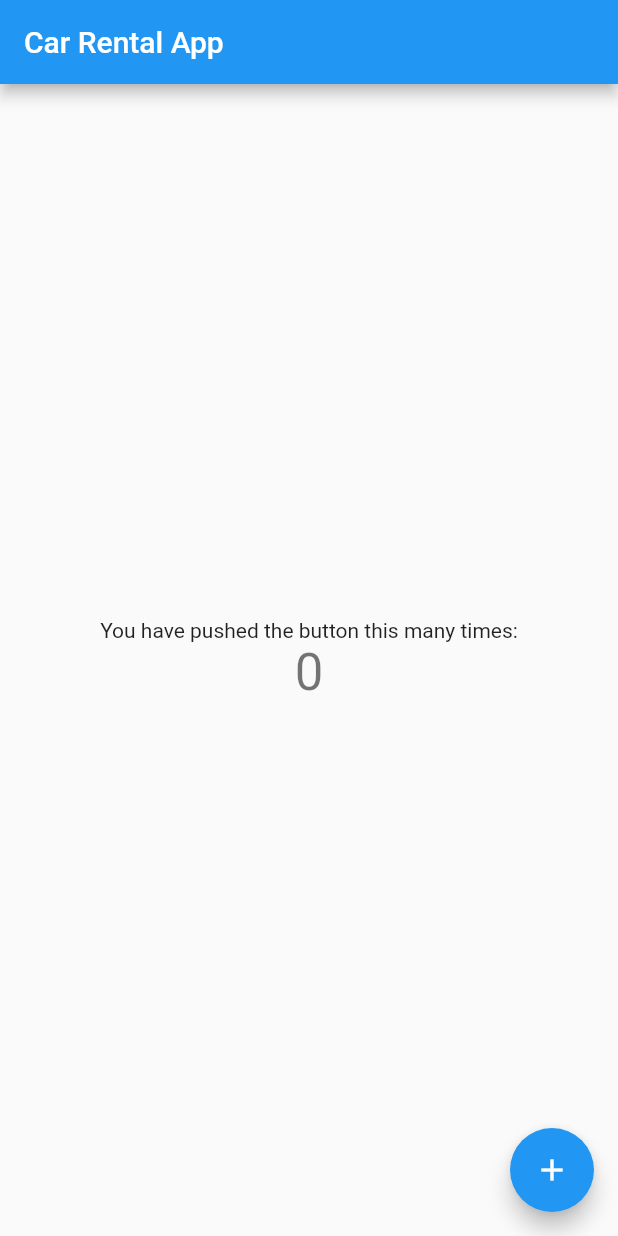
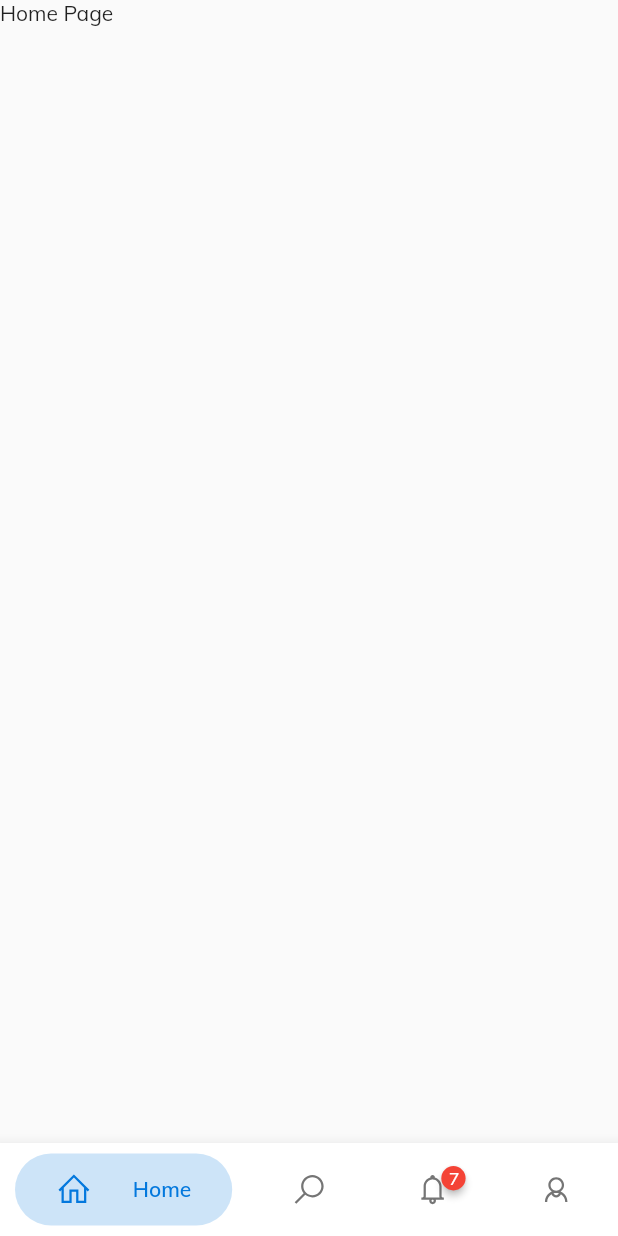
Before and after one commit to P-Jag/CarRentalApp, a Flutter app: the screen it shows after launch, on a phone screen of 412 x 824 dp. Run offline on Flutter 3.47's test engine with Material 2 defaults, Android fonts, the phone set to English and light mode, and no system bars; drawn by our look-alikes of badges, bubble_bottom_bar; our stand-ins replace get, google_fonts, line_icons.

Commit message:
getX setup

```diff
--- /dev/null
+++ b/lib/core.dart
@@ -0,0 +1,5 @@
+export 'models/xcore.dart';
+export 'screens/xcore.dart';
+export 'shared/xcore.dart';
+export 'services/xcore.dart';
+export 'routes/app_screens.dart';
--- a/lib/main.dart
+++ b/lib/main.dart
@@ -1,66 +1,29 @@
 import 'package:flutter/material.dart';
+import 'package:get/get.dart';
+import 'package:google_fonts/google_fonts.dart';
 
-void main() {
-  runApp(MyApp());
-}
+import 'core.dart';
+
+void main() => runApp(MyApp());
 
 class MyApp extends StatelessWidget {
   @override
   Widget build(BuildContext context) {
-    return MaterialApp(
+    return GetMaterialApp(
       title: 'Car Rental App',
       theme: ThemeData(
         primarySwatch: Colors.blue,
         visualDensity: VisualDensity.adaptivePlatformDensity,
+        textTheme: GoogleFonts.muliTextTheme(),
       ),
-      home: MyHomePage(title: 'Car Rental App'),
+      debugShowCheckedModeBanner: false,
+      defaultTransition: Transition.cupertino,
+      opaqueRoute: Get.isOpaqueRouteDefault,
+      popGesture: Get.isPopGestureEnable,
+      transitionDuration: Duration(microseconds: 200),
+      initialBinding: MainBinding(),
+      initialRoute: AppScreens.INITIAL,
+      getPages: AppScreens.routes,
     );
   }
 }
-
-class MyHomePage extends StatefulWidget {
-  MyHomePage({Key key, this.title}) : super(key: key);
-
-  final String title;
-
-  @override
-  _MyHomePageState createState() => _MyHomePageState();
-}
-
-class _MyHomePageState extends State<MyHomePage> {
-  int _counter = 0;
-
-  void _incrementCounter() {
-    setState(() {
-      _counter++;
-    });
-  }
-
-  @override
-  Widget build(BuildContext context) {
-    return Scaffold(
-      appBar: AppBar(
-        title: Text(widget.title),
-      ),
-      body: Center(
-        child: Column(
-          mainAxisAlignment: MainAxisAlignment.center,
-          children: <Widget>[
-            Text(
-              'You have pushed the button this many times:',
-            ),
-            Text(
-              '$_counter',
-              style: Theme.of(context).textTheme.headline4,
-            ),
-          ],
-        ),
-      ),
-      floatingActionButton: FloatingActionButton(
-        onPressed: _incrementCounter,
-        tooltip: 'Increment',
-        child: Icon(Icons.add),
-      ),
-    );
-  }
-}
--- /dev/null
+++ b/lib/routes/app_routes.dart
@@ -0,0 +1,7 @@
+part of 'app_screens.dart';
+
+abstract class Routes {
+  static const HOME = '/';
+  static const AVAILABLE_CARS = '/available';
+  static const BOOK_CAR = '/book';
+}
--- /dev/null
+++ b/lib/routes/app_screens.dart
@@ -0,0 +1,16 @@
+import 'package:get/get.dart';
+import '../core.dart';
+
+part 'app_routes.dart';
+
+class AppScreens {
+  static const INITIAL = Routes.HOME;
+
+  static final routes = [
+    GetPage(
+      name: Routes.HOME,
+      page: () => MainView(),
+      binding: MainBinding(),
+    ),
+  ];
+}
--- /dev/null
+++ b/lib/screens/home/home_view.dart
@@ -0,0 +1,12 @@
+import 'package:flutter/material.dart';
+
+class HomeView extends StatelessWidget {
+  const HomeView({Key key}) : super(key: key);
+
+  @override
+  Widget build(BuildContext context) {
+    return Container(
+      child: Text('Home Page'),
+    );
+  }
+}
--- /dev/null
+++ b/lib/screens/main_binding.dart
@@ -0,0 +1,9 @@
+import 'package:get/get.dart';
+import '../core.dart';
+
+class MainBinding extends Bindings {
+  @override
+  void dependencies() {
+    Get.put<MainController>(MainController());
+  }
+}
--- /dev/null
+++ b/lib/screens/main_view.dart
@@ -0,0 +1,87 @@
+import 'package:badges/badges.dart';
+import 'package:bubble_bottom_bar/bubble_bottom_bar.dart';
+import 'package:flutter/material.dart';
+import 'package:get/get.dart';
+import 'package:line_icons/line_icons.dart';
+import '../core.dart';
+
+class MainView extends GetView<MainController> {
+  const MainView({Key key}) : super(key: key);
+
+  @override
+  Widget build(BuildContext context) {
+    return Scaffold(
+      body: PageView(
+        controller: controller.pageController,
+        physics: NeverScrollableScrollPhysics(),
+        children: [HomeView()],
+      ),
+      bottomNavigationBar: ValueBuilder<int>(
+        initialValue: 0,
+        builder: (value, updateFn) => Container(
+          color: Colors.grey[200],
+          child: BubbleBottomBar(
+            opacity: 0.2,
+            currentIndex: value,
+            onTap: (tab) {
+              controller.pageController.animateToPage(
+                tab,
+                duration: controller.animationDuration,
+                curve: Curves.ease,
+              );
+              updateFn(tab);
+            },
+            borderRadius: BorderRadius.vertical(top: Radius.circular(20.0)),
+            elevation: 8.0,
+            hasInk: true,
+            items: <BubbleBottomBarItem>[
+              BubbleBottomBarItem(
+                  backgroundColor: kPrimaryColor,
+                  icon: Icon(
+                    LineIcons.home,
+                    color: Colors.black54,
+                  ),
+                  activeIcon: Icon(LineIcons.home),
+                  title: Text('Home')),
+              BubbleBottomBarItem(
+                  backgroundColor: kPrimaryColor,
+                  icon: Icon(
+                    LineIcons.search,
+                    color: Colors.black54,
+                  ),
+                  activeIcon: Icon(LineIcons.search),
+                  title: Text('Search')),
+              BubbleBottomBarItem(
+                backgroundColor: kPrimaryColor,
+                icon: Badge(
+                  padding: EdgeInsets.only(
+                      top: 5.0, bottom: 5.0, left: 5.0, right: 4.0),
+                  animationType: BadgeAnimationType.scale,
+                  animationDuration: Duration(milliseconds: 200),
+                  badgeContent: Text(
+                    '7',
+                    style: TextStyle(fontSize: 12.0, color: Colors.white),
+                  ),
+                  child: Icon(
+                    LineIcons.bell,
+                    color: Colors.black54,
+                  ),
+                ),
+                activeIcon: Icon(LineIcons.bell),
+                title: Text('Notifications'),
+              ),
+              BubbleBottomBarItem(
+                  backgroundColor: kPrimaryColor,
+                  icon: Icon(
+                    LineIcons.userAlt,
+                    color: Colors.black54,
+                  ),
+                  activeIcon: Icon(LineIcons.user),
+                  title: Text('Profile')),
+            ],
+          ),
+        ),
+      ),
+    );
+  }
+}
--- /dev/null
+++ b/lib/screens/xcore.dart
@@ -0,0 +1,10 @@
+//Main Page
+
+export "main_binding.dart";
+export 'main_controller.dart';
+export 'main_view.dart';
+
+//Home page
+
+export 'home/home_controller.dart';
+export 'home/home_view.dart';
--- /dev/null
+++ b/lib/shared/style/colors.dart
@@ -0,0 +1,4 @@
+import 'package:flutter/material.dart';
+
+Color kPrimaryColor = Color.fromRGBO(3, 120, 221, 1);
+Color kPriamryColorShadow = Color.fromRGBO(3, 120, 221, 0.2);
--- /dev/null
+++ b/lib/shared/xcore.dart
@@ -0,0 +1 @@
+export 'style/colors.dart';
--- a/pubspec.yaml
+++ b/pubspec.yaml
@@ -27,8 +27,8 @@ dependencies:
   bubble_bottom_bar: ^1.2.0
   cupertino_icons: ^1.0.0
   get: ^3.26.0
-  google_fonts: ^2.0.0
-  line_icons: ^2.0.1
+  google_fonts: ^1.1.1
+  line_icons: ^1.3.2
   step_progress_indicator: ^0.2.5+8
 
 dev_dependencies:
```
Also changed, not shown: lib/screens/home/home_controller.dart (added, +18 -0 lines), lib/screens/main_controller.dart (added, +24 -0 lines), lib/models/xcore.dart (added), lib/services/xcore.dart (added), pubspec.lock, 4 other files.
